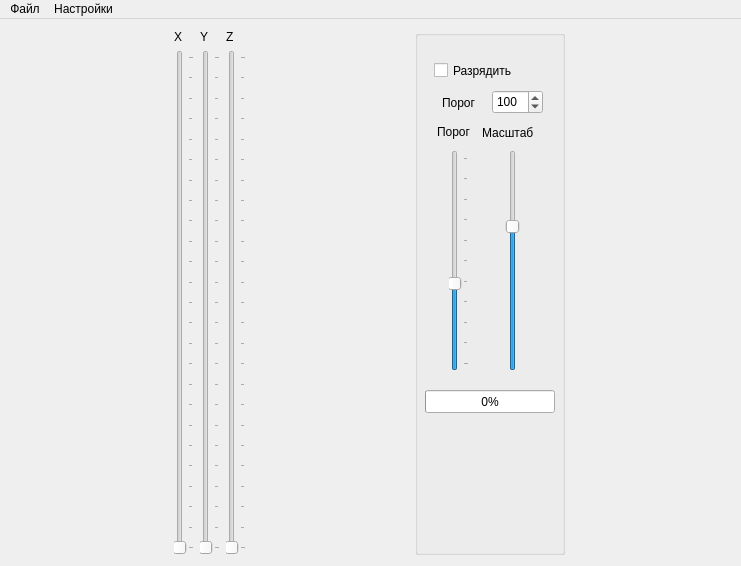
Nixson/rip3d, file rip3d.ui: the form before one commit.
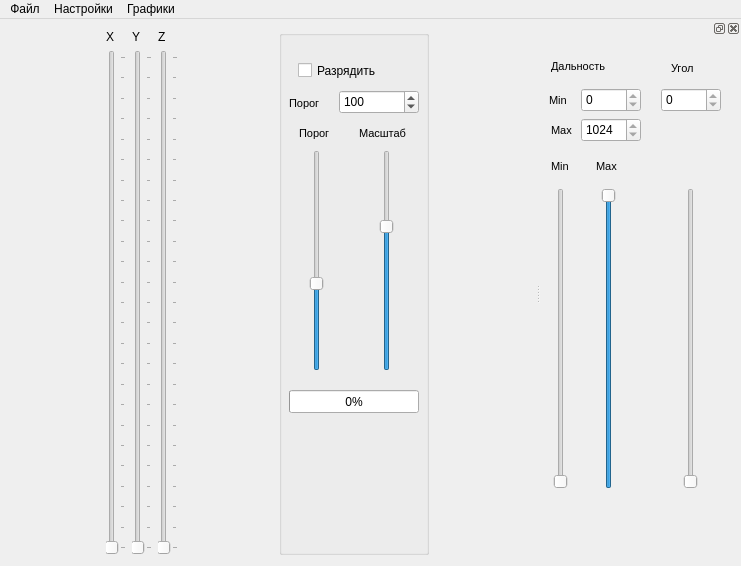
The form after the commit.

```diff
--- a/rip3d.ui
+++ b/rip3d.ui
@@ -44,9 +44,9 @@
       <widget class="QSpinBox" name="colorValue">
        <property name="geometry">
         <rect>
-         <x>77</x>
+         <x>60</x>
          <y>60</y>
-         <width>51</width>
+         <width>80</width>
          <height>24</height>
         </rect>
        </property>
@@ -63,7 +63,7 @@
       <widget class="QSlider" name="verticalSlider">
        <property name="geometry">
         <rect>
-         <x>34</x>
+         <x>28</x>
          <y>120</y>
          <width>20</width>
          <height>221</height>
@@ -91,7 +91,7 @@
         <enum>Qt::Vertical</enum>
        </property>
        <property name="tickPosition">
-        <enum>QSlider::TicksBelow</enum>
+        <enum>QSlider::NoTicks</enum>
        </property>
        <property name="tickInterval">
         <number>25</number>
@@ -100,15 +100,15 @@
       <widget class="QLabel" name="label_4">
        <property name="geometry">
         <rect>
-         <x>27</x>
+         <x>10</x>
          <y>63</y>
-         <width>51</width>
+         <width>50</width>
          <height>20</height>
         </rect>
        </property>
        <property name="font">
         <font>
-         <pointsize>9</pointsize>
+         <pointsize>8</pointsize>
         </font>
        </property>
        <property name="text">
@@ -118,15 +118,15 @@
       <widget class="QLabel" name="label_5">
        <property name="geometry">
         <rect>
-         <x>22</x>
-         <y>92</y>
-         <width>51</width>
+         <x>20</x>
+         <y>93</y>
+         <width>40</width>
          <height>20</height>
         </rect>
        </property>
        <property name="font">
         <font>
-         <pointsize>9</pointsize>
+         <pointsize>8</pointsize>
         </font>
        </property>
        <property name="text">
@@ -136,7 +136,7 @@
       <widget class="QSlider" name="scale">
        <property name="geometry">
         <rect>
-         <x>90</x>
+         <x>100</x>
          <y>120</y>
          <width>16</width>
          <height>221</height>
@@ -164,15 +164,15 @@
       <widget class="QLabel" name="label_6">
        <property name="geometry">
         <rect>
-         <x>67</x>
+         <x>80</x>
          <y>95</y>
-         <width>61</width>
-         <height>15</height>
+         <width>60</width>
+         <height>16</height>
         </rect>
        </property>
        <property name="font">
         <font>
-         <pointsize>9</pointsize>
+         <pointsize>8</pointsize>
         </font>
        </property>
        <property name="text">
@@ -364,9 +364,295 @@
      <string>Настройки</string>
     </property>
     <addaction name="mmSettings"/>
+    <addaction name="mmShowDock"/>
+   </widget>
+   <widget class="QMenu" name="menu_3">
+    <property name="title">
+     <string>Графики</string>
+    </property>
+    <addaction name="mmplotXX"/>
+    <addaction name="mmplotYY"/>
    </widget>
    <addaction name="menu"/>
    <addaction name="menu_2"/>
+   <addaction name="menu_3"/>
+  </widget>
+  <widget class="QDockWidget" name="dockWidget">
+   <property name="enabled">
+    <bool>true</bool>
+   </property>
+   <property name="minimumSize">
+    <size>
+     <width>200</width>
+     <height>500</height>
+    </size>
+   </property>
+   <property name="floating">
+    <bool>false</bool>
+   </property>
+   <property name="allowedAreas">
+    <set>Qt::LeftDockWidgetArea|Qt::RightDockWidgetArea</set>
+   </property>
+   <attribute name="dockWidgetArea">
+    <number>2</number>
+   </attribute>
+   <widget class="QWidget" name="dockWidgetContents">
+    <widget class="QSlider" name="ArgMin">
+     <property name="geometry">
+      <rect>
+       <x>10</x>
+       <y>150</y>
+       <width>20</width>
+       <height>301</height>
+      </rect>
+     </property>
+     <property name="maximum">
+      <number>1024</number>
+     </property>
+     <property name="tracking">
+      <bool>false</bool>
+     </property>
+     <property name="orientation">
+      <enum>Qt::Vertical</enum>
+     </property>
+     <property name="invertedAppearance">
+      <bool>false</bool>
+     </property>
+    </widget>
+    <widget class="QLabel" name="label">
+     <property name="geometry">
+      <rect>
+       <x>10</x>
+       <y>20</y>
+       <width>71</width>
+       <height>16</height>
+      </rect>
+     </property>
+     <property name="font">
+      <font>
+       <pointsize>8</pointsize>
+      </font>
+     </property>
+     <property name="text">
+      <string>Дальность</string>
+     </property>
+    </widget>
+    <widget class="QSlider" name="ArgMax">
+     <property name="geometry">
+      <rect>
+       <x>60</x>
+       <y>150</y>
+       <width>16</width>
+       <height>301</height>
+      </rect>
+     </property>
+     <property name="inputMethodHints">
+      <set>Qt::ImhMultiLine</set>
+     </property>
+     <property name="maximum">
+      <number>1024</number>
+     </property>
+     <property name="value">
+      <number>1024</number>
+     </property>
+     <property name="sliderPosition">
+      <number>1024</number>
+     </property>
+     <property name="tracking">
+      <bool>false</bool>
+     </property>
+     <property name="orientation">
+      <enum>Qt::Vertical</enum>
+     </property>
+     <property name="invertedAppearance">
+      <bool>false</bool>
+     </property>
+     <property name="invertedControls">
+      <bool>false</bool>
+     </property>
+     <property name="tickPosition">
+      <enum>QSlider::NoTicks</enum>
+     </property>
+     <property name="tickInterval">
+      <number>0</number>
+     </property>
+    </widget>
+    <widget class="QLabel" name="label_2">
+     <property name="geometry">
+      <rect>
+       <x>10</x>
+       <y>120</y>
+       <width>21</width>
+       <height>16</height>
+      </rect>
+     </property>
+     <property name="font">
+      <font>
+       <pointsize>8</pointsize>
+      </font>
+     </property>
+     <property name="text">
+      <string>Min</string>
+     </property>
+    </widget>
+    <widget class="QLabel" name="label_3">
+     <property name="geometry">
+      <rect>
+       <x>55</x>
+       <y>120</y>
+       <width>31</width>
+       <height>16</height>
+      </rect>
+     </property>
+     <property name="font">
+      <font>
+       <pointsize>8</pointsize>
+      </font>
+     </property>
+     <property name="text">
+      <string>Max</string>
+     </property>
+    </widget>
+    <widget class="QSpinBox" name="sArgMin">
+     <property name="geometry">
+      <rect>
+       <x>40</x>
+       <y>50</y>
+       <width>60</width>
+       <height>24</height>
+      </rect>
+     </property>
+     <property name="readOnly">
+      <bool>true</bool>
+     </property>
+     <property name="maximum">
+      <number>1024</number>
+     </property>
+    </widget>
+    <widget class="QLabel" name="label_10">
+     <property name="geometry">
+      <rect>
+       <x>8</x>
+       <y>54</y>
+       <width>21</width>
+       <height>16</height>
+      </rect>
+     </property>
+     <property name="font">
+      <font>
+       <pointsize>8</pointsize>
+      </font>
+     </property>
+     <property name="text">
+      <string>Min</string>
+     </property>
+    </widget>
+    <widget class="QLabel" name="label_11">
+     <property name="geometry">
+      <rect>
+       <x>10</x>
+       <y>84</y>
+       <width>31</width>
+       <height>16</height>
+      </rect>
+     </property>
+     <property name="font">
+      <font>
+       <pointsize>8</pointsize>
+      </font>
+     </property>
+     <property name="text">
+      <string>Max</string>
+     </property>
+    </widget>
+    <widget class="QSpinBox" name="sArgMax">
+     <property name="geometry">
+      <rect>
+       <x>40</x>
+       <y>80</y>
+       <width>60</width>
+       <height>24</height>
+      </rect>
+     </property>
+     <property name="readOnly">
+      <bool>true</bool>
+     </property>
+     <property name="maximum">
+      <number>1024</number>
+     </property>
+     <property name="value">
+      <number>1024</number>
+     </property>
+    </widget>
+    <widget class="QSpinBox" name="sPhMin">
+     <property name="geometry">
+      <rect>
+       <x>120</x>
+       <y>50</y>
+       <width>60</width>
+       <height>24</height>
+      </rect>
+     </property>
+     <property name="readOnly">
+      <bool>true</bool>
+     </property>
+     <property name="minimum">
+      <number>0</number>
+     </property>
+     <property name="maximum">
+      <number>180</number>
+     </property>
+     <property name="value">
+      <number>0</number>
+     </property>
+    </widget>
+    <widget class="QLabel" name="label_16">
+     <property name="geometry">
+      <rect>
+       <x>130</x>
+       <y>20</y>
+       <width>51</width>
+       <height>20</height>
+      </rect>
+     </property>
+     <property name="font">
+      <font>
+       <pointsize>8</pointsize>
+      </font>
+     </property>
+     <property name="text">
+      <string>Угол</string>
+     </property>
+    </widget>
+    <widget class="QSlider" name="PhMin">
+     <property name="geometry">
+      <rect>
+       <x>140</x>
+       <y>150</y>
+       <width>20</width>
+       <height>301</height>
+      </rect>
+     </property>
+     <property name="minimum">
+      <number>0</number>
+     </property>
+     <property name="maximum">
+      <number>180</number>
+     </property>
+     <property name="value">
+      <number>0</number>
+     </property>
+     <property name="tracking">
+      <bool>false</bool>
+     </property>
+     <property name="orientation">
+      <enum>Qt::Vertical</enum>
+     </property>
+     <property name="invertedAppearance">
+      <bool>false</bool>
+     </property>
+    </widget>
+   </widget>
   </widget>
   <action name="loadFile">
    <property name="text">
```
Left out of the diff: 82 changed lines with no effect on the pictures.
